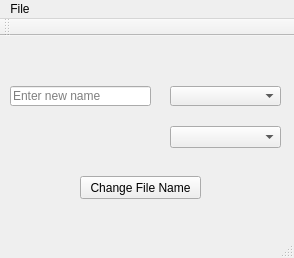
The window that FileNamer/mainwindow.ui (bluejellybean/FileNamer) describes before a commit, drawn with Qt 5.
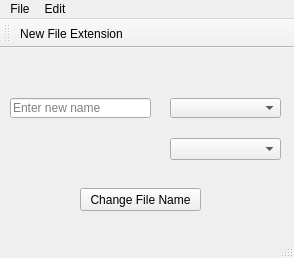
The same window after the commit. Icons and pictures are not drawn.

Commit message: Added icon/menu for extensions

```diff
--- a/FileNamer/mainwindow.ui
+++ b/FileNamer/mainwindow.ui
@@ -88,15 +88,23 @@
     </property>
     <addaction name="actionOpen_Folder"/>
    </widget>
+   <widget class="QMenu" name="menuEdit">
+    <property name="title">
+     <string>Edit</string>
+    </property>
+    <addaction name="actionNew_File_Extension"/>
+   </widget>
    <addaction name="menuFileNamer"/>
+   <addaction name="menuEdit"/>
   </widget>
   <widget class="QToolBar" name="mainToolBar">
    <attribute name="toolBarArea">
     <enum>TopToolBarArea</enum>
    </attribute>
    <attribute name="toolBarBreak">
-    <bool>false</bool>
+    <bool>true</bool>
    </attribute>
+   <addaction name="actionNew_File_Extension"/>
   </widget>
   <widget class="QStatusBar" name="statusBar"/>
   <action name="actionOpen_Folder">
@@ -104,6 +112,15 @@
     <string>Open Folder</string>
    </property>
   </action>
+  <action name="actionNew_File_Extension">
+   <property name="icon">
+    <iconset resource="Resources.qrc">
+     <normaloff>:/Icons/Document-new-icon.png</normaloff>:/Icons/Document-new-icon.png</iconset>
+   </property>
+   <property name="text">
+    <string>New File Extension</string>
+   </property>
+  </action>
  </widget>
  <layoutdefault spacing="6" margin="11"/>
  <resources/>
```
Left out of the diff: 4 changed lines with no effect on the pictures. The commit also changes 5 other files.
